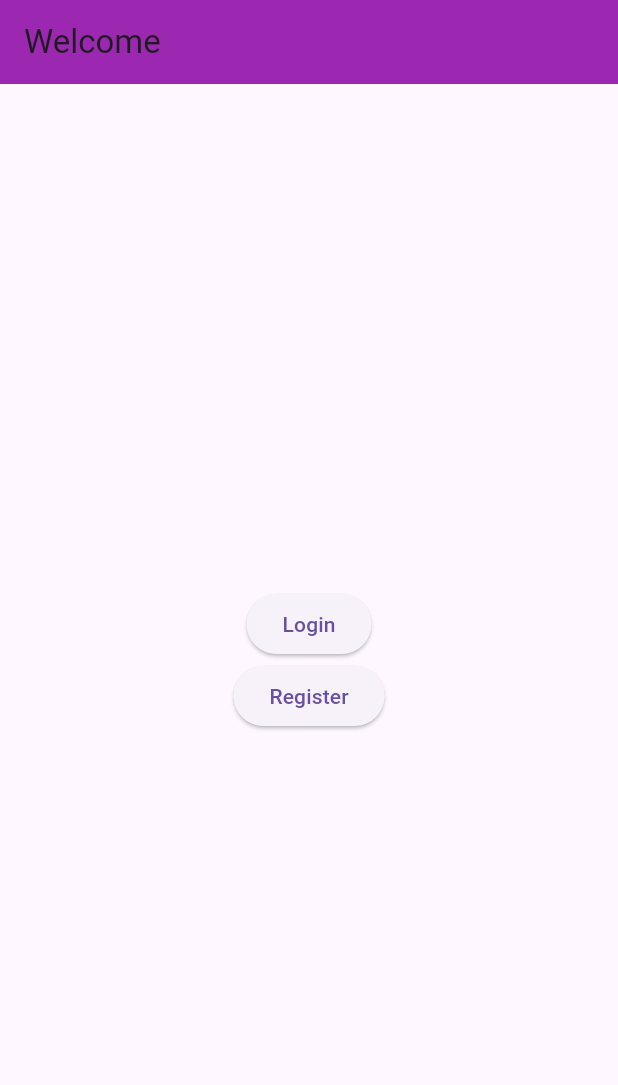
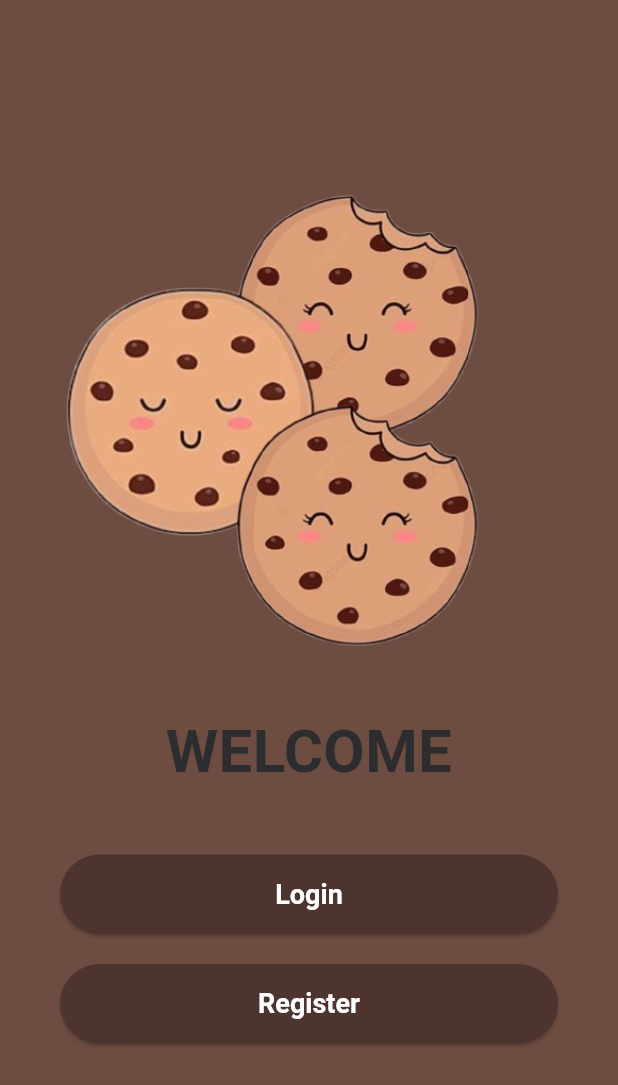
Before and after one commit to Febyayudyaa/kasir, a Flutter app: the screen it shows after launch, on a phone screen of 412 x 824 dp. Shown: the top 1085 px of the screen. Run offline on Flutter 3.47's test engine with Material 3 defaults, Android fonts, the light colour scheme and no system bars; our stand-ins replace supabase_flutter; accounts and stored records are empty; Roboto replaces fonts that are missing (Poppins).

Commit message:
commit_kasir_kedua

```diff
--- a/lib/main.dart
+++ b/lib/main.dart
@@ -1,12 +1,12 @@
 import 'package:flutter/material.dart';
-import 'package:kasirr/login.dart';
 import 'package:supabase_flutter/supabase_flutter.dart';
+import 'login.dart';
 
 void main() async {
   WidgetsFlutterBinding.ensureInitialized();
   await Supabase.initialize(
-    url: 'https://bmvffhdlzcuybhdbhucq.supabase.co',
-    anonKey: 'eyJhbGciOiJIUzI1NiIsInR5cCI6IkpXVCJ9.eyJpc3MiOiJzdXBhYmFzZSIsInJlZiI6ImJtdmZmaGRsemN1eWJoZGJodWNxIiwicm9sZSI6ImFub24iLCJpYXQiOjE3MzYzMDQ1MTksImV4cCI6MjA1MTg4MDUxOX0.TMqX_WNxquvUgXdSbfJntI22FOWgw3-1vVNzMF6bxoU',
+    url: 'https://ejsimgpbrinksndwaann.supabase.co',
+    anonKey: 'eyJhbGciOiJIUzI1NiIsInR5cCI6IkpXVCJ9.eyJpc3MiOiJzdXBhYmFzZSIsInJlZiI6ImVqc2ltZ3Bicmlua3NuZHdhYW5uIiwicm9sZSI6ImFub24iLCJpYXQiOjE3MzYzMzU0MTgsImV4cCI6MjA1MTkxMTQxOH0.99-o0u0wykWd3vSO_7kp6nDgKg3zFmvMDWFgzSQnNmw',
   );
   runApp(MyApp());
 }
@@ -15,44 +15,63 @@ class MyApp extends StatelessWidget {
   @override
   Widget build(BuildContext context) {
     return MaterialApp(
-      title: 'Flutter App',
+      debugShowCheckedModeBanner: false,
+      theme: ThemeData(primarySwatch: Colors.purple),
       home: HomePage(),
     );
   }
 }
 
+
 class HomePage extends StatelessWidget {
   @override
   Widget build(BuildContext context) {
     return Scaffold(
-      appBar: AppBar(
-        title: Text('Welcome'),
-        backgroundColor: Colors.purple,
-      ),
+      backgroundColor: Color(0xFF6D4C41),
       body: Center(
         child: Column(
           mainAxisAlignment: MainAxisAlignment.center,
           children: [
-            ElevatedButton(
-              onPressed: () {
-                Navigator.push(
-                  context,
-                  MaterialPageRoute(builder: (context) => LoginPage()),
-                );
-              },
-              child: Text('Login'),
+            Image.asset('asset/image/Untitled_design__1_-removebg-preview (1).png'),
+            SizedBox(height: 40),
+            Text(
+              'WELCOME',
+              style: TextStyle(
+                fontSize: 40,
+                fontWeight: FontWeight.bold,
+                fontFamily: 'Poppins',
+                color: Color(0xFF2D2D30),
+              ),
+              textAlign: TextAlign.center,
             ),
-            ElevatedButton(
-              onPressed: () {
-                Navigator.push(
-                  context,
-                  MaterialPageRoute(builder: (context) => RegisterPage()),
-                );
-              },
-              child: Text('Register'),
+            SizedBox(height: 40),
+            Padding(
+              padding: const EdgeInsets.symmetric(horizontal: 40),
+              child: Column(
+                children: [
+                  _buildButton(context, 'Login', LoginPage()),
+                  SizedBox(height: 20),
+                  _buildButton(context, 'Register', RegisterPage()),
+                ],
+              ),
             ),
           ],
         ),
+      ),
+    );
+  }
+
+  Widget _buildButton(BuildContext context, String text, Widget page) {
+    return SizedBox(
+      width: double.infinity,
+      child: ElevatedButton(
+        onPressed: () => Navigator.push(context, MaterialPageRoute(builder: (_) => page)),
+        style: ElevatedButton.styleFrom(
+          backgroundColor: Colors.brown[800],
+          padding: EdgeInsets.symmetric(vertical: 16),
+          textStyle: TextStyle(fontSize: 18, fontWeight: FontWeight.bold),
+        ),
+        child: Text(text, style: TextStyle(color: Colors.white)),
       ),
     );
   }
@@ -62,13 +81,8 @@ class RegisterPage extends StatelessWidget {
   @override
   Widget build(BuildContext context) {
     return Scaffold(
-      appBar: AppBar(
-        title: Text('Registrasi'),
-        backgroundColor: Colors.purple,
-      ),
-      body: Center(
-        child: Text(''),
-      ),
+      appBar: AppBar(title: Text('Register'), backgroundColor: Colors.white),
+      body: Center(child: Text('Registration Page')),
     );
   }
 }
--- a/pubspec.yaml
+++ b/pubspec.yaml
@@ -24,3 +24,8 @@ flutter:
   assets:
     - asset/image/Untitled design.png
     - asset/image/Untitled_design__1_-removebg-preview (1).png
+    - asset/image/mtcha.jpg
+    - asset/image/otml.jpg
+    - asset/image/choco.jpg
+    - asset/image/rdvjpg.jpg
+    - asset/image/bckjpg.jpg
```
Also changed, not shown: lib/homepenjualan.dart (added, +223 -0 lines), lib/login.dart (+61 -4 lines), lib/penjualan.dart (deleted, +0 -16 lines), asset/image/bckjpg.jpg (added), asset/image/choco.jpg (added), asset/image/mtcha.jpg (added), asset/image/otml.jpg (added), asset/image/rdvjpg.jpg (added).
